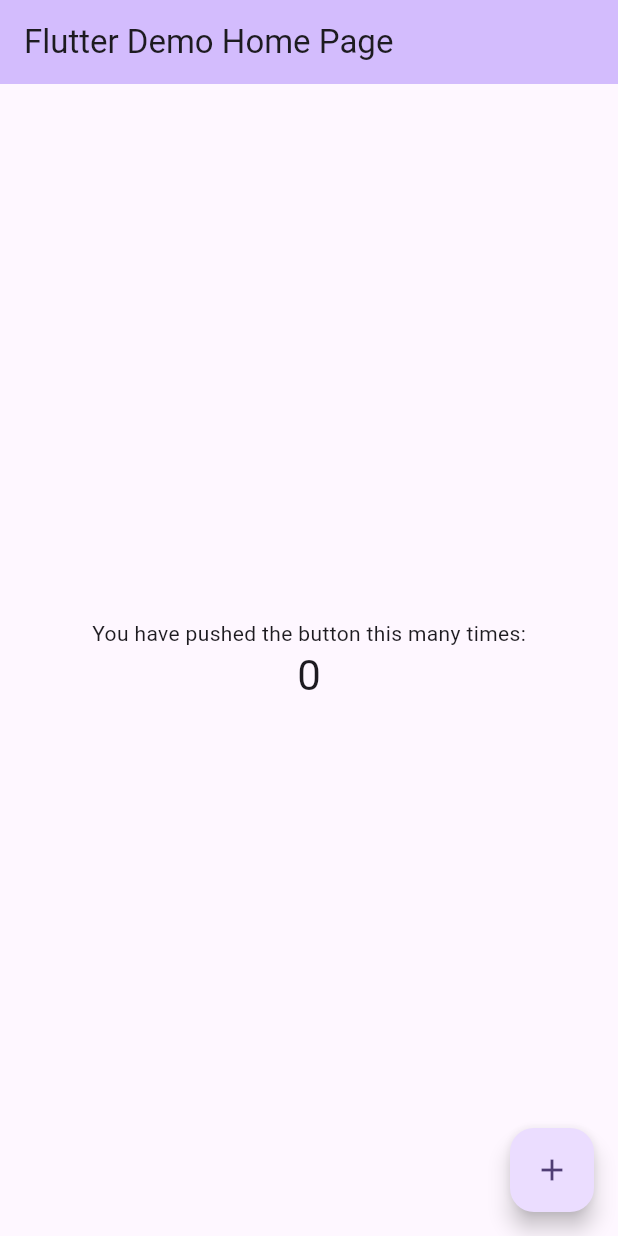
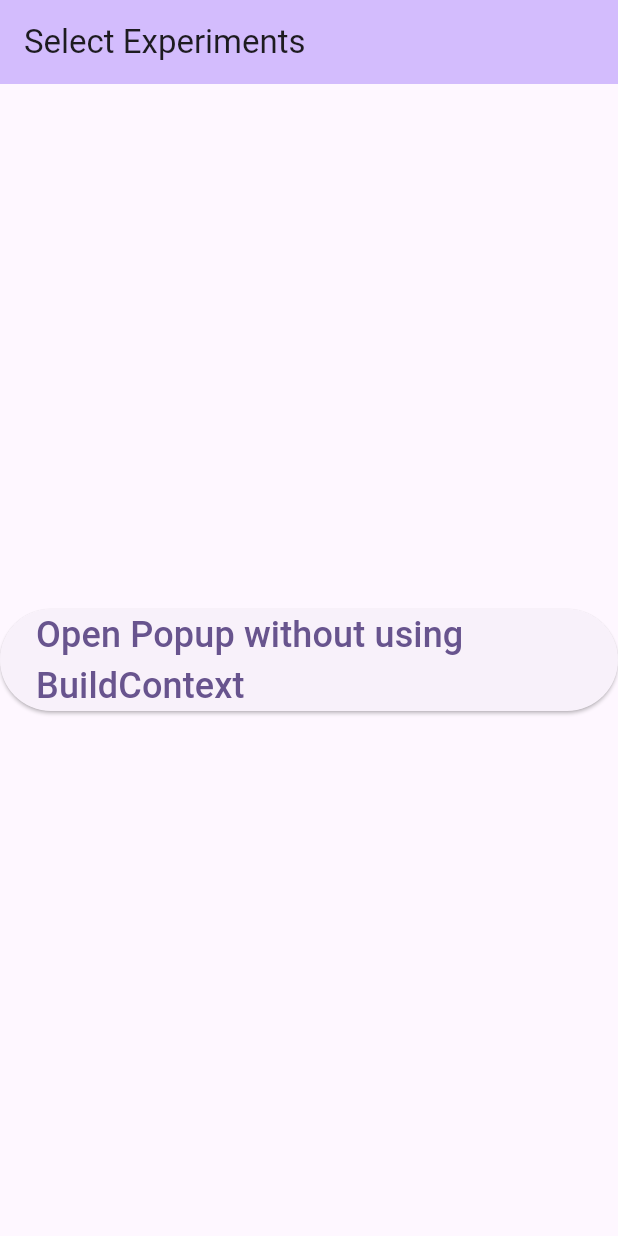
Before and after one commit to git-hariom/FlutterPlayground, a Flutter app: the screen it shows after launch, on a phone screen of 412 x 824 dp. Run offline on Flutter 3.47's test engine with Material 3 defaults, Android fonts, the phone set to English and light mode, and no system bars.

Commit message:
show popup using NavigatorState

```diff
--- a/lib/main.dart
+++ b/lib/main.dart
@@ -1,4 +1,7 @@
 import 'package:flutter/material.dart';
+import 'package:flutter/widgets.dart';
+
+final navigatorKey = GlobalKey<NavigatorState>();
 
 void main() {
   runApp(const MyApp());
@@ -11,115 +14,87 @@
   @override
   Widget build(BuildContext context) {
     return MaterialApp(
-      title: 'Flutter Demo',
+      title: 'Flutter Playground',
       theme: ThemeData(
-        // This is the theme of your application.
-        //
-        // TRY THIS: Try running your application with "flutter run". You'll see
-        // the application has a purple toolbar. Then, without quitting the app,
-        // try changing the seedColor in the colorScheme below to Colors.green
-        // and then invoke "hot reload" (save your changes or press the "hot
-        // reload" button in a Flutter-supported IDE, or press "r" if you used
-        // the command line to start the app).
-        //
-        // Notice that the counter didn't reset back to zero; the application
-        // state is not lost during the reload. To reset the state, use hot
-        // restart instead.
-        //
-        // This works for code too, not just values: Most code changes can be
-        // tested with just a hot reload.
         colorScheme: ColorScheme.fromSeed(seedColor: Colors.deepPurple),
         useMaterial3: true,
       ),
-      home: const MyHomePage(title: 'Flutter Demo Home Page'),
+      home: const HomeScreen(),
+      navigatorKey: navigatorKey,
     );
   }
 }
 
-class MyHomePage extends StatefulWidget {
-  const MyHomePage({super.key, required this.title});
+class HomeScreen extends StatelessWidget {
+  const HomeScreen({super.key});
 
-  // This widget is the home page of your application. It is stateful, meaning
-  // that it has a State object (defined below) that contains fields that affect
-  // how it looks.
 
-  // This class is the configuration for the state. It holds the values (in this
-  // case the title) provided by the parent (in this case the App widget) and
-  // used by the build method of the State. Fields in a Widget subclass are
-  // always marked "final".
-
-  final String title;
-
-  @override
-  State<MyHomePage> createState() => _MyHomePageState();
-}
-
-class _MyHomePageState extends State<MyHomePage> {
-  int _counter = 0;
-
-  void _incrementCounter() {
-    setState(() {
-      // This call to setState tells the Flutter framework that something has
-      // changed in this State, which causes it to rerun the build method below
-      // so that the display can reflect the updated values. If we changed
-      // _counter without calling setState(), then the build method would not be
-      // called again, and so nothing would appear to happen.
-      _counter++;
-    });
+  void navigateToPage1(context) {
+    Navigator.of(context)
+        .push(MaterialPageRoute(builder: (context) => const ShowPopUpDemo()));
   }
 
   @override
   Widget build(BuildContext context) {
-    // This method is rerun every time setState is called, for instance as done
-    // by the _incrementCounter method above.
-    //
-    // The Flutter framework has been optimized to make rerunning build methods
-    // fast, so that you can just rebuild anything that needs updating rather
-    // than having to individually change instances of widgets.
     return Scaffold(
       appBar: AppBar(
-        // TRY THIS: Try changing the color here to a specific color (to
-        // Colors.amber, perhaps?) and trigger a hot reload to see the AppBar
-        // change color while the other colors stay the same.
+        title: const Text(
+          'Select Experiments',
+        ),
         backgroundColor: Theme.of(context).colorScheme.inversePrimary,
-        // Here we take the value from the MyHomePage object that was created by
-        // the App.build method, and use it to set our appbar title.
-        title: Text(widget.title),
       ),
       body: Center(
-        // Center is a layout widget. It takes a single child and positions it
-        // in the middle of the parent.
-        child: Column(
-          // Column is also a layout widget. It takes a list of children and
-          // arranges them vertically. By default, it sizes itself to fit its
-          // children horizontally, and tries to be as tall as its parent.
-          //
-          // Column has various properties to control how it sizes itself and
-          // how it positions its children. Here we use mainAxisAlignment to
-          // center the children vertically; the main axis here is the vertical
-          // axis because Columns are vertical (the cross axis would be
-          // horizontal).
-          //
-          // TRY THIS: Invoke "debug painting" (choose the "Toggle Debug Paint"
-          // action in the IDE, or press "p" in the console), to see the
-          // wireframe for each widget.
-          mainAxisAlignment: MainAxisAlignment.center,
-          children: <Widget>[
-            const Text(
-              'You have pushed the button this many times:',
-            ),
-            Text(
-              '$_counter',
-              style: Theme.of(context).textTheme.headlineMedium,
-            ),
-          ],
+        child: ElevatedButton(
+          onPressed: () => {
+            navigateToPage1(context),
+          },
+          child: const Text(
+            'Open Popup without using BuildContext',
+            style: TextStyle(fontSize: 24.0),
+          ),
         ),
       ),
-      floatingActionButton: FloatingActionButton(
-        onPressed: _incrementCounter,
-        tooltip: 'Increment',
-        child: const Icon(Icons.add),
-      ), // This trailing comma makes auto-formatting nicer for build methods.
     );
   }
 }
+
+// Document to follow: https://hariomsinha.notion.site/Show-PopUp-in-Flutter-without-using-BuildContext-14e568aa69a280cd819ac05fdccfffcd?pvs=4
+class ShowPopUpDemo extends StatelessWidget {
+  const ShowPopUpDemo({super.key});
+
+  @override
+  Widget build(BuildContext context) {
+    return Scaffold(
+      appBar: AppBar(
+        backgroundColor: Theme.of(context).colorScheme.inversePrimary,
+        title: const Text("Show Pop Up without using BuildContext"),
+      ),
+      body: const SafeArea(
+          child: Center(
+              child: Text(
+                  'Click on the Floating Icon On Bottom to Open the Popup. This will open without using Build Context.'))),
+      floatingActionButton: const FloatingActionButton(
+        onPressed: showMyDialog,
+      ),
+    );
+  }
+}
+
+void showMyDialog() {
+  showDialog(
+      context: navigatorKey.currentContext!,
+      builder: (context) => Center(
+          child: Material(
+              color: Colors.transparent,
+              child: Container(
+                width: 200.0,
+                height: 200.0,
+                color: Colors.orange,
+                child: const Center(
+                  child: Text(
+                    "I am a Dialog",
+                    textAlign: TextAlign.center,
+                  ),
+                ),
+              ))));
+}
```
Also changed, not shown: 1 other file.
